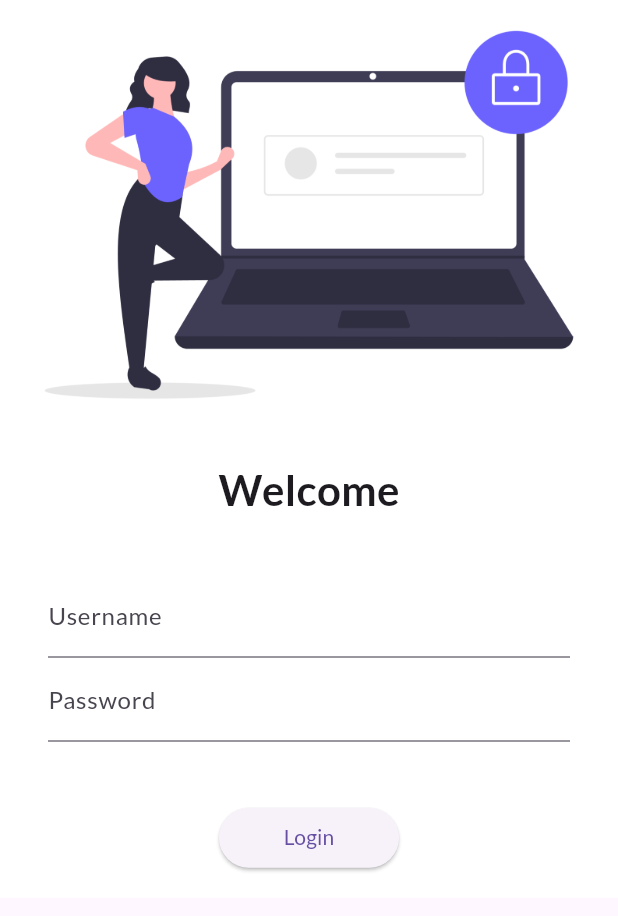
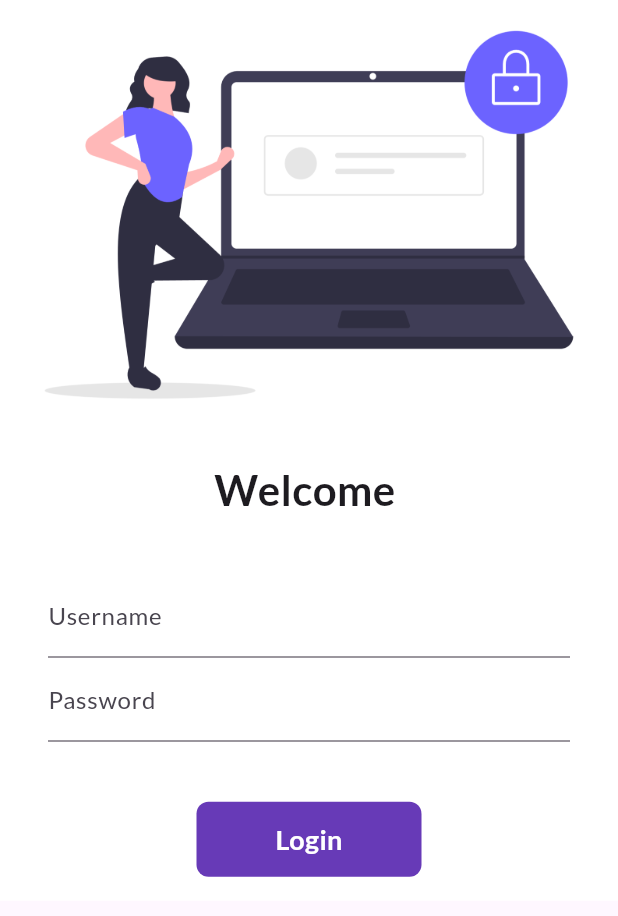
Before and after one commit to ShivankChaurasiya/flutter_learn, a Flutter app: the screen it shows after launch, on a phone screen of 412 x 824 dp. Shown: the top 916 px of the screen. Run offline on Flutter 3.47's test engine with Material 3 defaults, Android fonts, the phone set to English and light mode, and no system bars; our stand-ins replace google_fonts.

Commit message:
Day 6 Completed

```diff
--- a/lib/pages/login_page.dart
+++ b/lib/pages/login_page.dart
@@ -7,6 +7,8 @@ class LoginPage extends StatefulWidget {
 }
 
 class _LoginPageState extends State<LoginPage> {
+  String name = "";
+  bool changeButton = false;
   @override
   Widget build(BuildContext context) {
     return Scaffold(
@@ -24,7 +26,7 @@ class _LoginPageState extends State<LoginPage> {
                     ),
                     SizedBox(height: 20),
                     Text(
-                      "Welcome",
+                      "Welcome $name",
                       style: TextStyle(
                         fontSize: 28,
                         fontWeight: FontWeight.bold,
@@ -43,6 +45,10 @@ class _LoginPageState extends State<LoginPage> {
                               hintText: "Enter username",
                               labelText: "Username",
                             ),
+                            onChanged: (value) {
+                              name = value;
+                              setState(() {});
+                            },
                           ),
                           TextFormField(
                             obscureText: true,
@@ -52,14 +58,44 @@ class _LoginPageState extends State<LoginPage> {
                             ),
                           ),
                           SizedBox(height: 40),
-                          ElevatedButton(
-                            child: Text("Login"),
-                            style: TextButton.styleFrom(
-                              minimumSize: Size(120, 40),
-                            ),
-                            onPressed: () {
+
+                          InkWell(
+                            onTap: () async {
+                              setState(() {
+                                changeButton = true;
+                              });
+                              await Future.delayed(Duration(seconds: 1));
                               Navigator.pushNamed(context, MyRoutes.homeRoute);
                             },
+
+                            child: AnimatedContainer(
+                              duration: Duration(seconds: 1),
+                              width: changeButton ? 50 : 150,
+                              height: 50,
+                              alignment: Alignment.center,
+                              decoration: BoxDecoration(
+                                color: Colors.deepPurple,
+                                borderRadius: BorderRadius.circular(changeButton ? 50 : 8),
+                              ),
+                              child: changeButton?Icon(Icons.done, color: Colors.white,): Text(
+                                "Login",
+                                style: TextStyle(
+                                  fontSize: 18,
+                                  fontWeight: FontWeight.bold,
+                                  color: Colors.white,
+                                ),
+                              ),
+                            ),
+
+                            // ElevatedButton(
+                            //   child: Text("Login"),
+                            //   style: TextButton.styleFrom(
+                            //     minimumSize: Size(120, 40),
+                            //   ),
+                            //   onPressed: () {
+                            //     Navigator.pushNamed(context, MyRoutes.homeRoute);
+                            //   },
+                            // ),
                           ),
                         ],
                       ),
```
Also changed, not shown: flutter_01.png (added).
